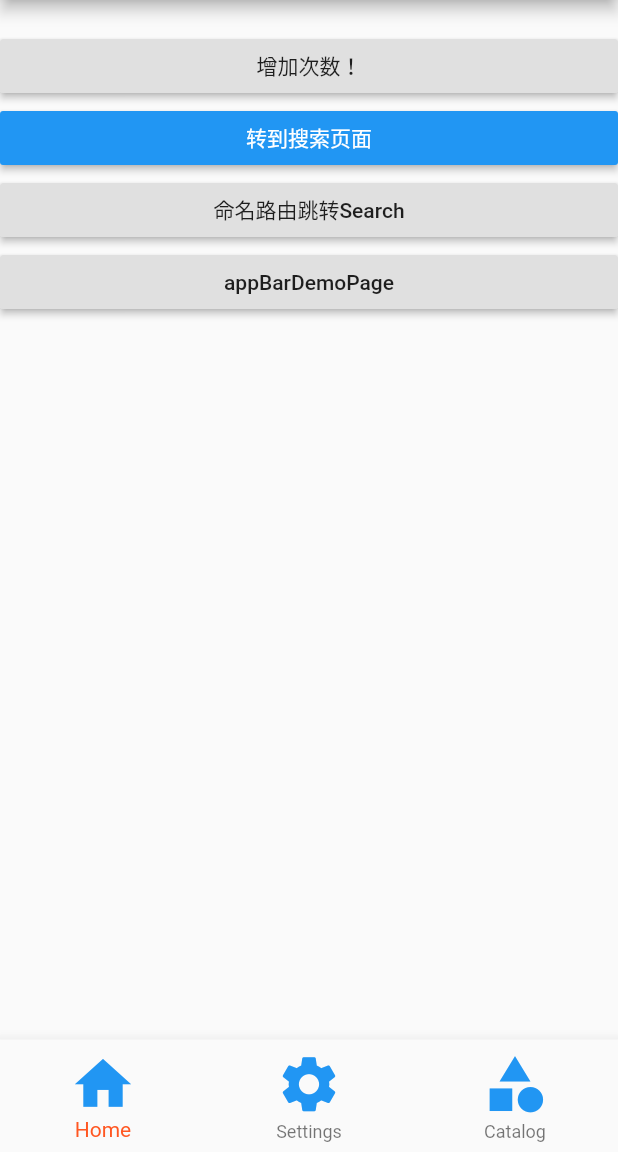
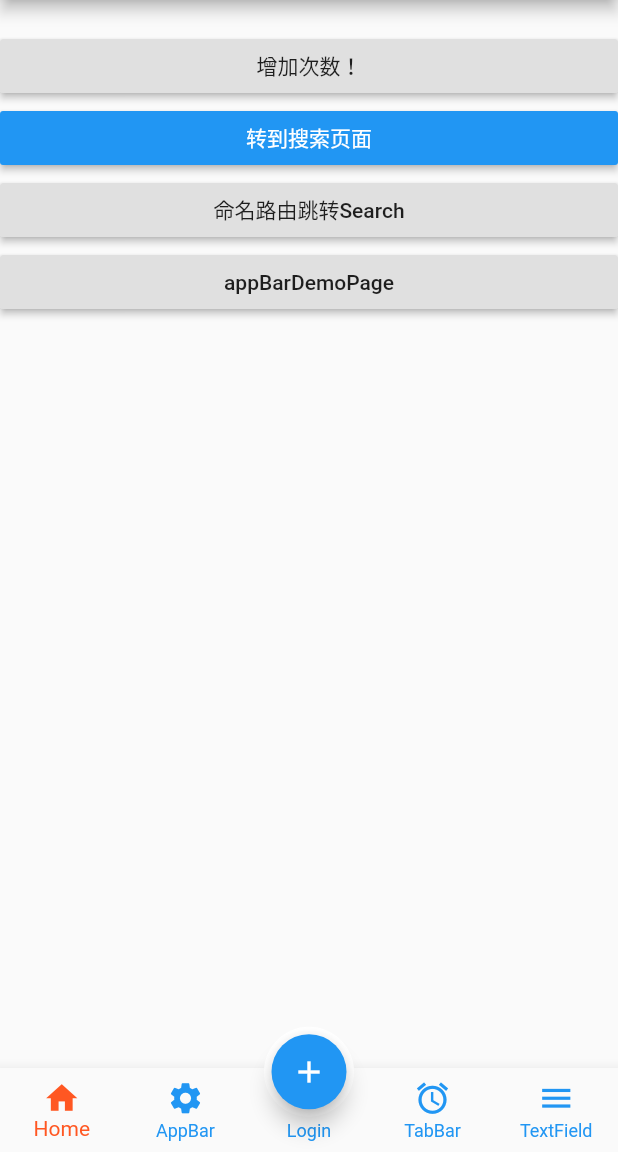
Before and after one commit to OldGreoge/Flutter_learning, a Flutter app: the screen it shows after launch, on a phone screen of 412 x 824 dp, the part 84-1236 px from its top. Run offline on Flutter 3.47's test engine with Material 2 defaults, Android fonts, the phone set to English and light mode, and no system bars.

Commit message:
home0622

```diff
--- a/lib/main.dart
+++ b/lib/main.dart
@@ -14,7 +14,6 @@ import 'gridview_learn.dart';
 import 'listview_learn.dart';
 import 'listviewapp.dart';
 import 'Login/login.dart';
-import 'Login/login_textfield.dart';
 import 'paddingDemo.dart';
 
 void main()=> runApp(MyApp());
--- a/lib/tabs.dart
+++ b/lib/tabs.dart
@@ -1,8 +1,11 @@
 import 'package:flutter/material.dart';
 import 'package:flutter_app/carddemo.dart';
+import 'package:flutter_app/pages/TextFieldDemo.dart';
 import 'package:flutter_app/pages/tabbarDemo.dart';
 import 'package:flutter_app/statefulwidgetDemo.dart';
 import 'package:flutter_app/wrapDemo.dart';
+
+import 'Login/login.dart';
 
 class Tabs extends StatefulWidget {
   const Tabs({Key key}) : super(key: key);
@@ -13,7 +16,7 @@ class Tabs extends StatefulWidget {
 
 class _TabsState extends State<Tabs> {
   int _currentIndex=0;
-  List _pageList=[sfwDemo(),cardDemo(),tabbarDemo()];
+  List _pageList=[sfwDemo(),cardDemo(),loginPage(),tabbarDemo(),TextFieldDemo()];
   @override
   Widget build(BuildContext context) {
     return Scaffold(
@@ -25,6 +28,26 @@ class _TabsState extends State<Tabs> {
       //     loginLogo(),
       //     SizedBox(height: 80,),
       ,
+      floatingActionButton: Container(
+        height:60,
+        width: 60,
+        padding: EdgeInsets.all(5),
+        margin: EdgeInsets.only(top: 5),
+        decoration: BoxDecoration(
+          borderRadius: BorderRadius.circular(30),
+          color: Colors.white,
+        ),
+        child: FloatingActionButton(
+          child: Icon(Icons.add,color: Colors.white),
+          onPressed: (){
+            setState(() {
+              this._currentIndex=2;
+            });
+          },
+          backgroundColor: _currentIndex==2?Colors.deepOrange:Colors.blue,
+        ),
+      ),
+      floatingActionButtonLocation: FloatingActionButtonLocation.centerDocked,
       bottomNavigationBar: BottomNavigationBar(
         currentIndex: _currentIndex,
         onTap: (int index){
@@ -32,20 +55,31 @@ class _TabsState extends State<Tabs> {
             this._currentIndex=index;
           });
         },
-        iconSize: 45,
-        fixedColor: Colors.deepOrange,
+        iconSize: 25,
+        // fixedColor: Colors.deepOrange,
+        selectedItemColor: Colors.deepOrange,
+        unselectedItemColor: Colors.blue,
+        type: BottomNavigationBarType.fixed,
         items: [
           BottomNavigationBarItem(
-            icon: Icon(Icons.home,color: Colors.blue,),
+            icon: Icon(Icons.home),
             title: Text('Home'),
           ),
           BottomNavigationBarItem(
-            icon: Icon(Icons.settings,color: Colors.blue,),
-            title: Text('Settings'),
+            icon: Icon(Icons.settings),
+            title: Text('AppBar'),
           ),
           BottomNavigationBarItem(
-            icon: Icon(Icons.category,color: Colors.blue,),
-            title: Text('Catalog'),
+            icon: Icon(Icons.category),
+            title: Text('Login'),
+          ),
+          BottomNavigationBarItem(
+            icon: Icon(Icons.access_alarm),
+            title: Text('TabBar'),
+          ),
+          BottomNavigationBarItem(
+            icon: Icon(Icons.menu),
+            title: Text('TextField'),
           ),
         ],
       ),
```
Also changed, not shown: lib/Login/login_textfield.dart (deleted, +0 -56 lines), lib/pages/TextFieldDemo.dart (added, +84 -0 lines).
